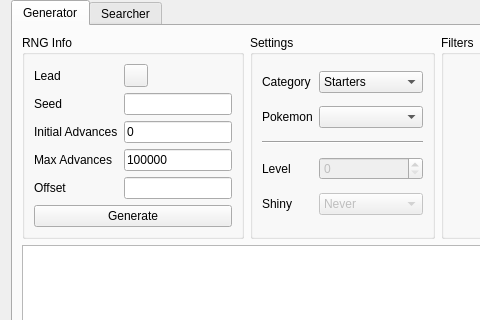
Before: the Qt Designer form Form/Gen4/Static4.ui in Admiral-Fish/PokeFinder, drawn with Qt 5; both pictures show x 0 to 480 and y 108 to 428 of the 1200 by 700 pixel window.
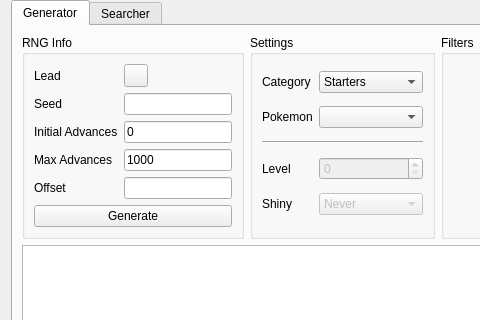
After: the same form once the commit is applied. Custom widgets are drawn as their Qt base class.

```diff
--- a/Form/Gen4/Static4.ui
+++ b/Form/Gen4/Static4.ui
@@ -134,7 +134,7 @@
           <item row="3" column="1">
            <widget class="TextBox" name="textBoxGeneratorMaxAdvances">
             <property name="text">
-             <string notr="true">100000</string>
+             <string notr="true">1000</string>
             </property>
            </widget>
           </item>
```
